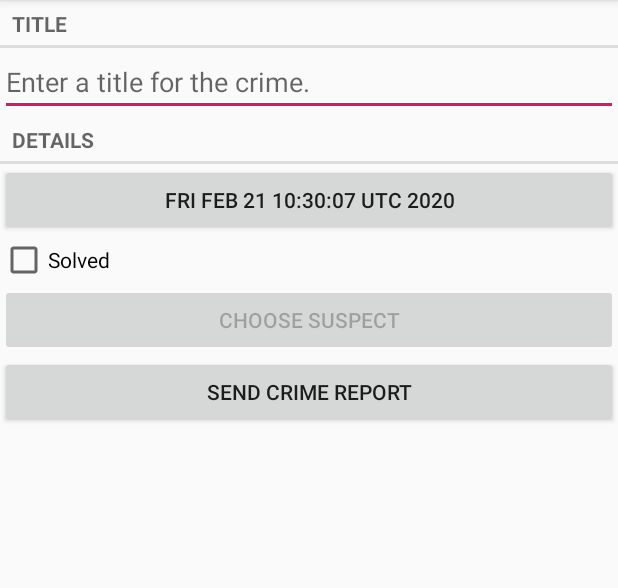
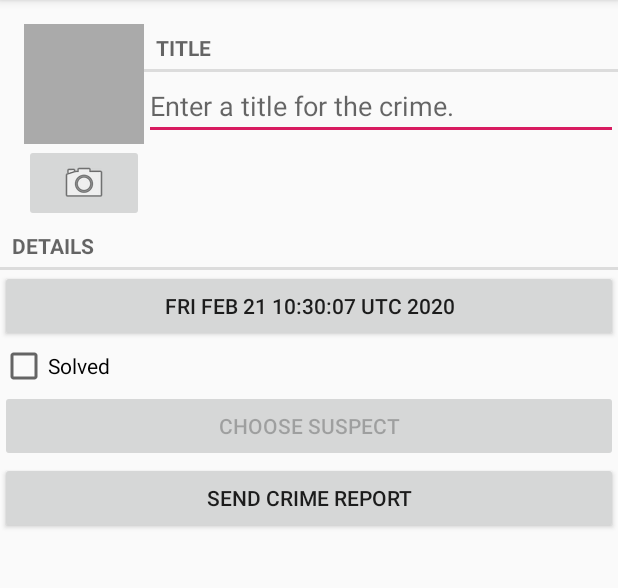
Before and after one commit to chenjun15/CriminalIntent, an Android app: the CrimeFragment screen opened directly, with no data from a screen before it, on a phone screen of 412 x 824 dp, the part 84-672 px from its top. Run offline under Robolectric (Android 15) with nearby library versions, the phone set to English and light mode, and no system bars.

Commit message:
第16章 使用Intent拍照

```diff
--- a/app/src/main/java/com/cj/criminalintent/Crime.java
+++ b/app/src/main/java/com/cj/criminalintent/Crime.java
@@ -54,4 +54,8 @@ public class Crime {
     public void setSuspect(String suspect) {
         mSuspect = suspect;
     }
+
+    public String getPhotoFilename() {
+        return "IMG_" + getId().toString() + ".jpg";
+    }
 }
--- a/app/src/main/java/com/cj/criminalintent/CrimeFragment.java
+++ b/app/src/main/java/com/cj/criminalintent/CrimeFragment.java
@@ -3,10 +3,13 @@ package com.cj.criminalintent;
 import android.app.Activity;
 import android.content.Intent;
 import android.content.pm.PackageManager;
+import android.content.pm.ResolveInfo;
 import android.database.Cursor;
+import android.graphics.Bitmap;
 import android.net.Uri;
 import android.os.Bundle;
 import android.provider.ContactsContract;
+import android.provider.MediaStore;
 import android.text.Editable;
 import android.text.TextWatcher;
 import android.text.format.DateFormat;
@@ -17,13 +20,18 @@ import android.widget.Button;
 import android.widget.CheckBox;
 import android.widget.CompoundButton;
 import android.widget.EditText;
+import android.widget.ImageButton;
+import android.widget.ImageView;
 
 import androidx.annotation.NonNull;
 import androidx.annotation.Nullable;
+import androidx.core.content.FileProvider;
 import androidx.fragment.app.Fragment;
 import androidx.fragment.app.FragmentManager;
 
+import java.io.File;
 import java.util.Date;
+import java.util.List;
 import java.util.UUID;
 
 public class CrimeFragment extends Fragment {
@@ -33,13 +41,17 @@ public class CrimeFragment extends Fragment {
 
     private static final int REQUEST_DATE = 0;
     private static final int REQUEST_CONTACT = 1;
+    private static final int REQUEST_PHOTO = 2;
 
     private Crime mCrime;
+    private File mPhotoFile;
     private EditText mTitleField;
     private Button mDateButton;
     private CheckBox mSolvedCheckBox;
     private Button mSuspectButton;
     private Button mReportButton;
+    private ImageButton mPhotoButton;
+    private ImageView mPhotoView;
 
     public static CrimeFragment newInstance(UUID crimeId) {
         Bundle args = new Bundle();
@@ -55,6 +67,7 @@ public class CrimeFragment extends Fragment {
         super.onCreate(savedInstanceState);
         UUID crimeId = (UUID) getArguments().getSerializable(ARG_CRIME_ID);
         mCrime = CrimeLab.get(getActivity()).getCrime(crimeId);
+        mPhotoFile = CrimeLab.get(getActivity()).getPhotoFile(mCrime);
     }
 
     @Override
@@ -138,6 +151,29 @@ public class CrimeFragment extends Fragment {
         if (packageManager.resolveActivity(pickContact, PackageManager.MATCH_DEFAULT_ONLY) == null)
             mSuspectButton.setEnabled(false);
 
+        mPhotoButton = v.findViewById(R.id.crime_camera);
+        final Intent captureImage = new Intent(MediaStore.ACTION_IMAGE_CAPTURE);
+
+        boolean canTakePhoto = mPhotoFile != null && captureImage.resolveActivity(packageManager) != null;
+        mPhotoButton.setEnabled(canTakePhoto);
+        mPhotoButton.setOnClickListener(new View.OnClickListener() {
+            @Override
+            public void onClick(View v) {
+                Uri uri = FileProvider.getUriForFile(getActivity(), "com.cj.criminalintent.fileprovider", mPhotoFile);
+                captureImage.putExtra(MediaStore.EXTRA_OUTPUT, uri);
+
+                List<ResolveInfo> cameraActivities = getActivity().getPackageManager().queryIntentActivities(captureImage, PackageManager.MATCH_DEFAULT_ONLY);
+
+                for (ResolveInfo activity : cameraActivities)
+                    getActivity().grantUriPermission(activity.activityInfo.packageName, uri, Intent.FLAG_GRANT_WRITE_URI_PERMISSION);
+
+                startActivityForResult(captureImage, REQUEST_PHOTO);
+            }
+        });
+
+        mPhotoView = v.findViewById(R.id.crime_photo);
+        updatePhotoView();
+
         return v;
     }
 
@@ -169,6 +205,12 @@ public class CrimeFragment extends Fragment {
             } finally {
                 c.close();
             }
+        } else if (requestCode == REQUEST_PHOTO) {
+            Uri uri = FileProvider.getUriForFile(getActivity(), "com.cj.criminalintent.fileprovider", mPhotoFile);
+
+            getActivity().revokeUriPermission(uri,Intent.FLAG_GRANT_WRITE_URI_PERMISSION);
+
+            updatePhotoView();
         }
     }
 
@@ -196,4 +238,13 @@ public class CrimeFragment extends Fragment {
 
         return report;
     }
+
+    private void updatePhotoView() {
+        if (mPhotoFile == null || !mPhotoFile.exists()) {
+            mPhotoView.setImageDrawable(null);
+        } else {
+            Bitmap bitmap = PictureUtils.getScaledBitmap(mPhotoFile.getPath(), getActivity());
+            mPhotoView.setImageBitmap(bitmap);
+        }
+    }
 }
--- a/app/src/main/java/com/cj/criminalintent/CrimeLab.java
+++ b/app/src/main/java/com/cj/criminalintent/CrimeLab.java
@@ -10,6 +10,7 @@ import com.cj.criminalintent.database.CrimeCursorWrapper;
 import com.cj.criminalintent.database.CrimeDbSchema;
 import com.cj.criminalintent.database.CrimeDbSchema.CrimeTable;
 
+import java.io.File;
 import java.util.ArrayList;
 import java.util.List;
 import java.util.UUID;
@@ -24,6 +25,11 @@ public class CrimeLab {
         if (sCrimeLab == null)
             sCrimeLab = new CrimeLab(context);
         return sCrimeLab;
+    }
+
+    public File getPhotoFile(Crime crime) {
+        File fileDir = mContext.getFilesDir();
+        return new File(fileDir, crime.getPhotoFilename());
     }
 
     private CrimeLab(Context context) {
--- a/app/src/main/res/layout/fragment_crime.xml
+++ b/app/src/main/res/layout/fragment_crime.xml
@@ -5,17 +5,55 @@
     android:layout_margin="16dp"
     android:orientation="vertical">
 
-    <TextView
-        style="?android:listSeparatorTextViewStyle"
+    <LinearLayout
         android:layout_width="match_parent"
         android:layout_height="wrap_content"
-        android:text="@string/crime_title_label" />
+        android:layout_marginLeft="16dp"
+        android:layout_marginTop="16dp"
+        android:orientation="horizontal">
 
-    <EditText
-        android:id="@+id/crime_title"
-        android:layout_width="match_parent"
-        android:layout_height="wrap_content"
-        android:hint="@string/crime_title_hint" />
+        <LinearLayout
+            android:layout_width="wrap_content"
+            android:layout_height="wrap_content"
+            android:orientation="vertical">
+
+            <ImageView
+                android:id="@+id/crime_photo"
+                android:layout_width="80dp"
+                android:layout_height="80dp"
+                android:background="@android:color/darker_gray"
+                android:cropToPadding="true"
+                android:scaleType="centerInside" />
+
+            <ImageButton
+                android:id="@+id/crime_camera"
+                android:layout_width="match_parent"
+                android:layout_height="wrap_content"
+                android:src="@android:drawable/ic_menu_camera" />
+
+        </LinearLayout>
+
+        <LinearLayout
+            android:layout_width="0dp"
+            android:layout_height="wrap_content"
+            android:orientation="vertical"
+            android:layout_weight="1">
+
+            <TextView
+                android:layout_width="match_parent"
+                android:layout_height="wrap_content"
+                android:text="@string/crime_title_label"
+                style="?android:listSeparatorTextViewStyle"/>
+
+            <EditText
+                android:id="@+id/crime_title"
+                android:layout_width="match_parent"
+                android:layout_height="wrap_content"
+                android:hint="@string/crime_title_hint"/>
+
+        </LinearLayout>
+
+    </LinearLayout>
 
     <TextView
         style="?android:listSeparatorTextViewStyle"
--- /dev/null
+++ b/app/src/main/res/xml/files.xml
@@ -0,0 +1,6 @@
+<?xml version="1.0" encoding="utf-8"?>
+<paths>
+    <files-path
+        name="crime_photos"
+        path="." />
+</paths>
```
Also changed, not shown: app/src/main/AndroidManifest.xml (+13 -0 lines), app/src/main/java/com/cj/criminalintent/PictureUtils.java (added, +40 -0 lines).
